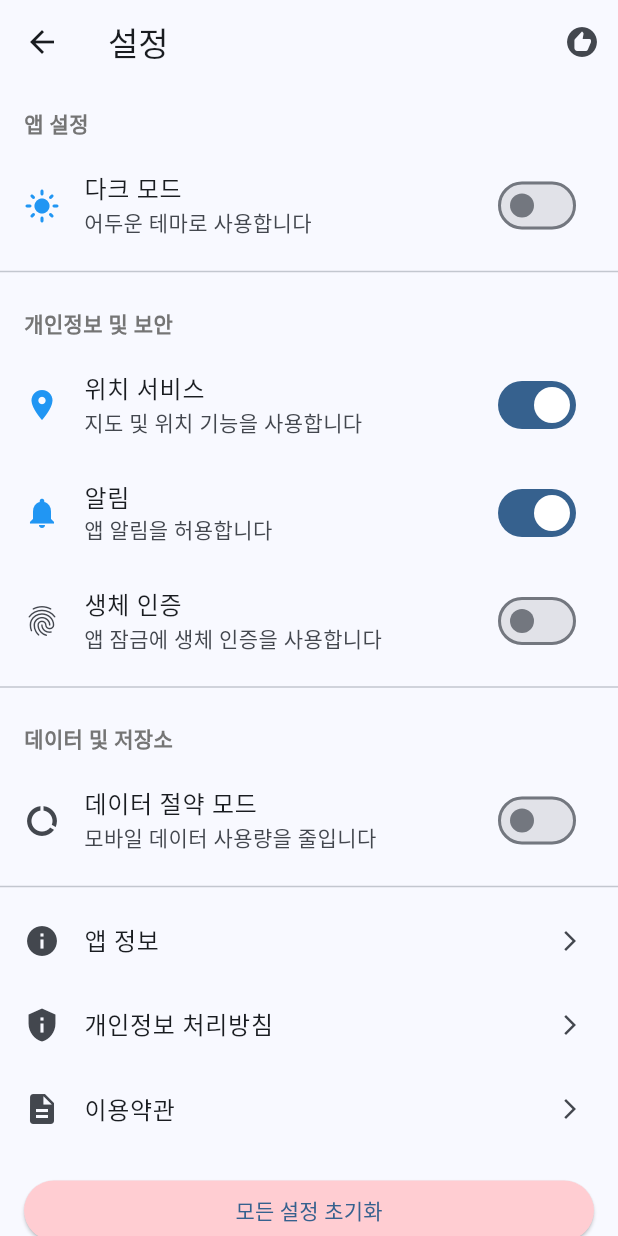
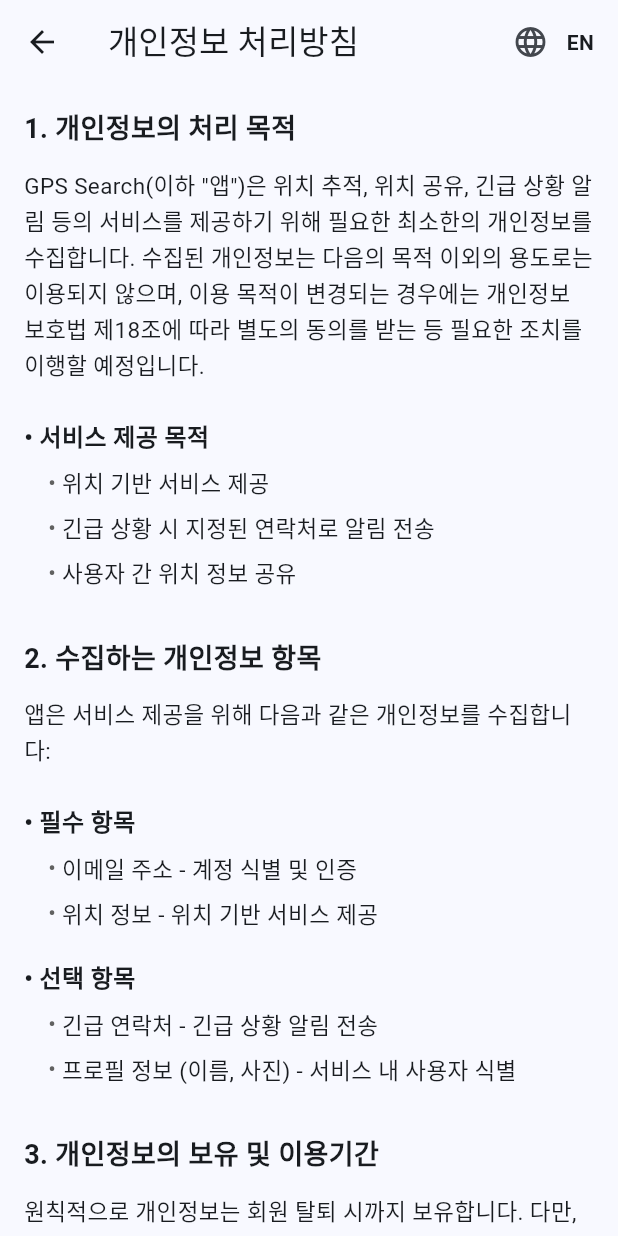
Before and after one commit to Maccrey/My-Guardian_GPS, a Flutter app: the SettingsView screen opened by its route, after a tap on "개인정보 처리방침", on a phone screen of 412 x 824 dp. Run offline on Flutter 3.47's test engine with Material 3 defaults, Android fonts, the phone set to English and light mode, and no system bars; our stand-ins replace flutter_dotenv, geocoding, geolocator, get, google_maps_flutter, shared_preferences; missing offline and left inert: flutter_polyline_points; accounts and stored records are empty.

Commit message:
개인정보 처리방침 페이지 추가: PrivacyPolicyView를 추가하고, 설정 화면에서 해당 페이지로의 네비게이션 기능 구현으로 사용자 경험 향상.

```diff
--- a/lib/main.dart
+++ b/lib/main.dart
@@ -11,6 +11,7 @@ import 'views/forgot_password_view.dart';
 import 'views/home_view.dart';
 import 'views/emergency_guide_view.dart';
 import 'views/emergency_contacts_view.dart';
+import 'views/privacy_policy_view.dart';
 import 'services/emergency_contact_service.dart';
 import 'services/location_service.dart';
 import 'services/notification_service.dart';
@@ -143,6 +144,10 @@ class MyApp extends StatelessWidget {
           name: '/settings',
           page: () => const SettingsView(),
         ),
+        GetPage(
+          name: '/privacy-policy',
+          page: () => const PrivacyPolicyView(),
+        ),
         // IMPORTANT: MapView는 지도 화면을 담당하는 중요 컴포넌트입니다.
         // 경로를 변경하거나 다른 구성으로 변경하지 마세요.
         GetPage(name: '/map', page: () => MapView()),
--- /dev/null
+++ b/lib/views/privacy_policy_view.dart
@@ -0,0 +1,336 @@
+import 'package:flutter/material.dart';
+import 'package:get/get.dart';
+
+/// 개인정보 처리방침 화면
+///
+/// 사용자에게 앱의 개인정보 처리방침을 상세하게 보여주는 화면입니다.
+/// 아키텍처 설계에 따라 프레젠테이션 계층의 view로 구현되었습니다.
+class PrivacyPolicyView extends StatefulWidget {
+  const PrivacyPolicyView({Key? key}) : super(key: key);
+
+  @override
+  State<PrivacyPolicyView> createState() => _PrivacyPolicyViewState();
+}
+
+class _PrivacyPolicyViewState extends State<PrivacyPolicyView> {
+  bool _isKorean = true;
+
+  void _toggleLanguage() {
+    setState(() {
+      _isKorean = !_isKorean;
+    });
+  }
+
+  @override
+  Widget build(BuildContext context) {
+    return Scaffold(
+      appBar: AppBar(
+        title: Text(_isKorean ? '개인정보 처리방침' : 'Privacy Policy'),
+        leading: IconButton(
+          icon: const Icon(Icons.arrow_back),
+          onPressed: () => Get.back(),
+        ),
+        actions: [
+          IconButton(
+            icon: const Icon(Icons.language),
+            tooltip: _isKorean ? 'Switch to English' : '한국어로 전환',
+            onPressed: _toggleLanguage,
+          ),
+          Padding(
+            padding: const EdgeInsets.only(right: 16),
+            child: Center(
+              child: Text(
+                _isKorean ? 'EN' : 'KO',
+                style: const TextStyle(
+                  fontWeight: FontWeight.bold,
+                  fontSize: 14,
+                ),
+              ),
+            ),
+          ),
+        ],
+      ),
+      body: SafeArea(
+        child: SingleChildScrollView(
+          padding: const EdgeInsets.all(16.0),
+          child: _isKorean ? _buildKoreanContent() : _buildEnglishContent(),
+        ),
+      ),
+    );
+  }
+
+  // 한국어 콘텐츠
+  Widget _buildKoreanContent() {
+    return Column(
+      crossAxisAlignment: CrossAxisAlignment.start,
+      children: [
+        _buildSectionTitle('1. 개인정보의 처리 목적'),
+        _buildParagraph(
+          'GPS Search(이하 "앱")은 위치 추적, 위치 공유, 긴급 상황 알림 등의 서비스를 제공하기 위해 필요한 최소한의 개인정보를 수집합니다. 수집된 개인정보는 다음의 목적 이외의 용도로는 이용되지 않으며, 이용 목적이 변경되는 경우에는 개인정보 보호법 제18조에 따라 별도의 동의를 받는 등 필요한 조치를 이행할 예정입니다.',
+        ),
+        _buildSubSectionTitle('• 서비스 제공 목적'),
+        _buildBulletPoint('위치 기반 서비스 제공'),
+        _buildBulletPoint('긴급 상황 시 지정된 연락처로 알림 전송'),
+        _buildBulletPoint('사용자 간 위치 정보 공유'),
+        const SizedBox(height: 24),
+        _buildSectionTitle('2. 수집하는 개인정보 항목'),
+        _buildParagraph(
+          '앱은 서비스 제공을 위해 다음과 같은 개인정보를 수집합니다:',
+        ),
+        _buildSubSectionTitle('• 필수 항목'),
+        _buildBulletPoint('이메일 주소 - 계정 식별 및 인증'),
+        _buildBulletPoint('위치 정보 - 위치 기반 서비스 제공'),
+        _buildSubSectionTitle('• 선택 항목'),
+        _buildBulletPoint('긴급 연락처 - 긴급 상황 알림 전송'),
+        _buildBulletPoint('프로필 정보 (이름, 사진) - 서비스 내 사용자 식별'),
+        const SizedBox(height: 24),
+        _buildSectionTitle('3. 개인정보의 보유 및 이용기간'),
+        _buildParagraph(
+          '원칙적으로 개인정보는 회원 탈퇴 시까지 보유합니다. 다만, 다음의 경우에는 예외적으로 명시한 기간 동안 개인정보를 보관합니다:',
+        ),
+        _buildBulletPoint('관계 법령에 따라 보존할 필요가 있는 경우: 관련 법령에서 정한 기간'),
+        _buildBulletPoint('분쟁 해결, 민원 처리 등을 위해 필요한 경우: 최대 3년'),
+        const SizedBox(height: 24),
+        _buildSectionTitle('4. 개인정보의 안전성 확보 조치'),
+        _buildParagraph(
+          '앱은 개인정보의 안전성 확보를 위해 다음과 같은 조치를 취하고 있습니다:',
+        ),
+        _buildBulletPoint('개인정보 암호화 전송 및 저장'),
+        _buildBulletPoint('접근 권한 제한 및 관리'),
+        _buildBulletPoint('정기적인 보안 업데이트 및 취약점 점검'),
+        const SizedBox(height: 24),
+        _buildSectionTitle('5. 개인정보의 제3자 제공'),
+        _buildParagraph(
+          '앱은 원칙적으로 사용자의 개인정보를 제3자에게 제공하지 않습니다. 다만, 다음의 경우에는 예외적으로 제3자에게 제공할 수 있습니다:',
+        ),
+        _buildBulletPoint('사용자가 명시적으로 동의한 경우'),
+        _buildBulletPoint('법령에 의해 제공이 요구되는 경우'),
+        _buildBulletPoint('긴급 상황 시 지정된 연락처로 정보 제공'),
+        const SizedBox(height: 24),
+        _buildSectionTitle('6. 사용자의 권리와 행사 방법'),
+        _buildParagraph(
+          '사용자는 개인정보에 대한 다음과 같은 권리를 가지며, 앱 내 설정 메뉴 또는 문의 채널을 통해 행사할 수 있습니다:',
+        ),
+        _buildBulletPoint('개인정보 열람, 정정, 삭제 요청'),
+        _buildBulletPoint('개인정보 처리 정지 요청'),
+        _buildBulletPoint('동의 철회 (회원 탈퇴)'),
+        const SizedBox(height: 24),
+        _buildSectionTitle('7. 개인정보 자동 수집 장치의 설치/운영 및 거부'),
+        _buildParagraph(
+          '앱은 사용자 경험 개선을 위해 쿠키 및 유사 기술을 사용할 수 있습니다. 사용자는 앱 설정에서 이러한 기능을 비활성화할 수 있으나, 일부 서비스의 이용이 제한될 수 있습니다.',
+        ),
+        const SizedBox(height: 24),
+        _buildSectionTitle('8. 개인정보 보호책임자'),
+        _buildParagraph('개인정보 보호에 관한 문의사항은 다음의 연락처로 문의해 주시기 바랍니다:'),
+        _buildIndentedText('• 이름: 임석훈'),
+        _buildIndentedText('• 직위: 개인정보 보호책임자'),
+        _buildIndentedText('• 이메일: m01071630214@gmail.com'),
+        const SizedBox(height: 24),
+        _buildSectionTitle('9. 개인정보 처리방침 변경'),
+        _buildParagraph(
+          '이 개인정보 처리방침은 2023년 1월 1일부터 적용됩니다. 법령, 정책 또는 보안 기술의 변경에 따라 내용이 추가, 삭제 및 수정될 수 있습니다. 변경사항이 있는 경우 앱 내 공지사항 또는 별도의 알림을 통해 공지할 예정입니다.',
+        ),
+        const SizedBox(height: 32),
+        Center(
+          child: Text(
+            '최종 개정일: 2023년 1월 1일',
+            style: TextStyle(
+              fontSize: 14,
+              color: Colors.grey.shade600,
+              fontStyle: FontStyle.italic,
+            ),
+          ),
+        ),
+        const SizedBox(height: 16),
+      ],
+    );
+  }
+
+  // 영어 콘텐츠
+  Widget _buildEnglishContent() {
+    return Column(
+      crossAxisAlignment: CrossAxisAlignment.start,
+      children: [
+        _buildSectionTitle('1. Purpose of Processing Personal Information'),
+        _buildParagraph(
+          'GPS Search (hereinafter "App") collects the minimum personal information necessary to provide services such as location tracking, location sharing, and emergency notifications. The collected personal information will not be used for purposes other than those specified below, and necessary measures will be taken, such as obtaining separate consent in accordance with the Personal Information Protection Act Article 18, if the purpose of use changes.',
+        ),
+        _buildSubSectionTitle('• Service Provision Purpose'),
+        _buildBulletPoint('Providing location-based services'),
+        _buildBulletPoint(
+            'Sending notifications to designated contacts in emergency situations'),
+        _buildBulletPoint('Sharing location information between users'),
+        const SizedBox(height: 24),
+        _buildSectionTitle('2. Personal Information Items Collected'),
+        _buildParagraph(
+          'The App collects the following personal information to provide services:',
+        ),
+        _buildSubSectionTitle('• Required Items'),
+        _buildBulletPoint(
+            'Email address - Account identification and authentication'),
+        _buildBulletPoint(
+            'Location information - Providing location-based services'),
+        _buildSubSectionTitle('• Optional Items'),
+        _buildBulletPoint(
+            'Emergency contacts - Sending emergency notifications'),
+        _buildBulletPoint(
+            'Profile information (name, photo) - User identification within the service'),
+        const SizedBox(height: 24),
+        _buildSectionTitle(
+            '3. Retention and Usage Period of Personal Information'),
+        _buildParagraph(
+          'In principle, personal information is retained until membership withdrawal. However, in the following cases, personal information is kept for the specified period as an exception:',
+        ),
+        _buildBulletPoint(
+            'When there is a need to preserve according to relevant laws: For the period specified by the law'),
+        _buildBulletPoint(
+            'When necessary for dispute resolution, complaint handling, etc.: Maximum 3 years'),
+        const SizedBox(height: 24),
+        _buildSectionTitle(
+            '4. Measures to Ensure the Security of Personal Information'),
+        _buildParagraph(
+          'The App takes the following measures to ensure the security of personal information:',
+        ),
+        _buildBulletPoint(
+            'Encryption of personal information during transmission and storage'),
+        _buildBulletPoint('Access rights restriction and management'),
+        _buildBulletPoint('Regular security updates and vulnerability checks'),
+        const SizedBox(height: 24),
+        _buildSectionTitle(
+            '5. Provision of Personal Information to Third Parties'),
+        _buildParagraph(
+          'The App does not provide user\'s personal information to third parties in principle. However, in the following cases, it may exceptionally be provided to third parties:',
+        ),
+        _buildBulletPoint('When the user has explicitly consented'),
+        _buildBulletPoint('When the provision is required by law'),
+        _buildBulletPoint(
+            'When providing information to designated contacts in emergency situations'),
+        const SizedBox(height: 24),
+        _buildSectionTitle('6. User Rights and Exercise Methods'),
+        _buildParagraph(
+          'Users have the following rights regarding their personal information and can exercise them through the settings menu or inquiry channels within the App:',
+        ),
+        _buildBulletPoint(
+            'Request for access, correction, and deletion of personal information'),
+        _buildBulletPoint(
+            'Request for suspension of personal information processing'),
+        _buildBulletPoint('Withdrawal of consent (membership withdrawal)'),
+        const SizedBox(height: 24),
+        _buildSectionTitle(
+            '7. Installation/Operation and Rejection of Automatic Personal Information Collection Devices'),
+        _buildParagraph(
+          'The App may use cookies and similar technologies to improve user experience. Users can disable these features in the App settings, but some services may be limited.',
+        ),
+        const SizedBox(height: 24),
+        _buildSectionTitle('8. Personal Information Protection Officer'),
+        _buildParagraph(
+            'Please contact the following for inquiries regarding personal information protection:'),
+        _buildIndentedText('• Name: Seokhoon Lim'),
+        _buildIndentedText(
+            '• Position: Personal Information Protection Officer'),
+        _buildIndentedText('• Email: m01071630214@gmail.com'),
+        const SizedBox(height: 24),
+        _buildSectionTitle('9. Changes to the Privacy Policy'),
+        _buildParagraph(
+          'This privacy policy is effective from January 1, 2023. Content may be added, deleted, or modified in accordance with changes in laws, policies, or security technologies. Any changes will be announced through in-app notices or separate notifications.',
+        ),
+        const SizedBox(height: 32),
+        Center(
+          child: Text(
+            'Last revised: January 1, 2023',
+            style: TextStyle(
+              fontSize: 14,
+              color: Colors.grey.shade600,
+              fontStyle: FontStyle.italic,
+            ),
+          ),
+        ),
+        const SizedBox(height: 16),
+      ],
+    );
+  }
+
+  // 섹션 제목 위젯
+  Widget _buildSectionTitle(String title) {
+    return Padding(
+      padding: const EdgeInsets.only(bottom: 12.0),
+      child: Text(
+        title,
+        style: const TextStyle(
+          fontSize: 18,
+          fontWeight: FontWeight.bold,
+        ),
+      ),
+    );
+  }
+
+  // 소제목 위젯
+  Widget _buildSubSectionTitle(String title) {
+    return Padding(
+      padding: const EdgeInsets.only(top: 12.0, bottom: 8.0),
+      child: Text(
+        title,
+        style: const TextStyle(
+          fontSize: 16,
+          fontWeight: FontWeight.w600,
+        ),
+      ),
+    );
+  }
+
+  // 문단 텍스트 위젯
+  Widget _buildParagraph(String text) {
+    return Padding(
+      padding: const EdgeInsets.only(bottom: 12.0),
+      child: Text(
+        text,
+        style: const TextStyle(
+          fontSize: 15,
+          height: 1.5,
+        ),
+      ),
+    );
+  }
+
+  // 글머리 기호 항목 위젯
+  Widget _buildBulletPoint(String text) {
+    return Padding(
+      padding: const EdgeInsets.only(left: 16.0, bottom: 8.0),
+      child: Row(
+        crossAxisAlignment: CrossAxisAlignment.start,
+        children: [
+          Text(
+            '• ',
+            style: TextStyle(
+              fontSize: 15,
+              color: Colors.grey.shade700,
+            ),
+          ),
+          Expanded(
+            child: Text(
+              text,
+              style: const TextStyle(
+                fontSize: 15,
+                height: 1.4,
+              ),
+            ),
+          ),
+        ],
+      ),
+    );
+  }
+
+  // 들여쓰기 텍스트 위젯
+  Widget _buildIndentedText(String text) {
+    return Padding(
+      padding: const EdgeInsets.only(left: 16.0, bottom: 8.0),
+      child: Text(
+        text,
+        style: const TextStyle(
+          fontSize: 15,
+          height: 1.4,
+        ),
+      ),
+    );
+  }
+}
--- a/lib/views/settings/settings_view.dart
+++ b/lib/views/settings/settings_view.dart
@@ -259,6 +259,7 @@ class _SettingsViewState extends State<SettingsView> {
               trailing: const Icon(Icons.arrow_forward_ios, size: 16),
               onTap: () {
                 // 개인정보 처리방침 페이지로 이동하는 로직
+                Get.toNamed('/privacy-policy');
               },
             ),
             ListTile(
```
